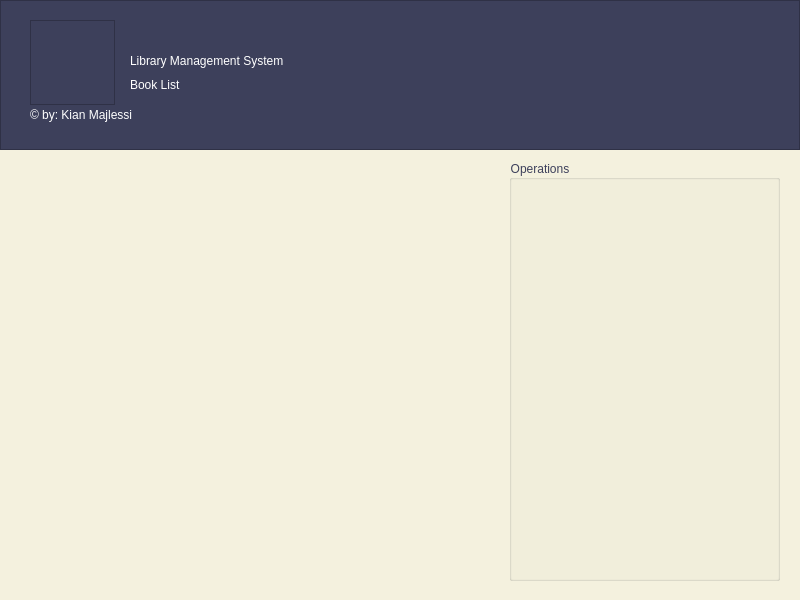
Above: booklist_admin.ui from kianmajl/Library before the change. Below: the same form after it.
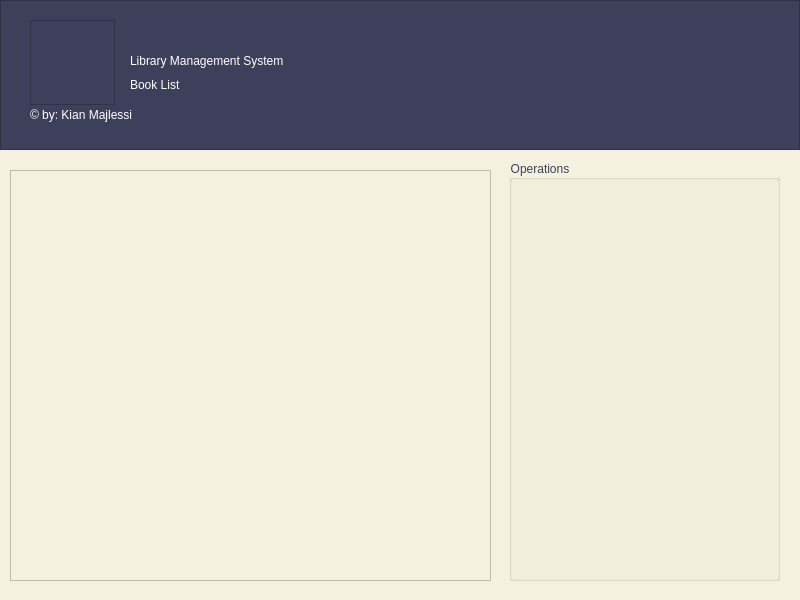
That is the form after the change. Icons and pictures are not drawn.

```diff
--- a/booklist_admin.ui
+++ b/booklist_admin.ui
@@ -132,6 +132,16 @@
     <string>Operations</string>
    </property>
   </widget>
+  <widget class="QTableWidget" name="tableWidget">
+   <property name="geometry">
+    <rect>
+     <x>10</x>
+     <y>170</y>
+     <width>481</width>
+     <height>411</height>
+    </rect>
+   </property>
+  </widget>
  </widget>
  <resources/>
  <connections/>
```
